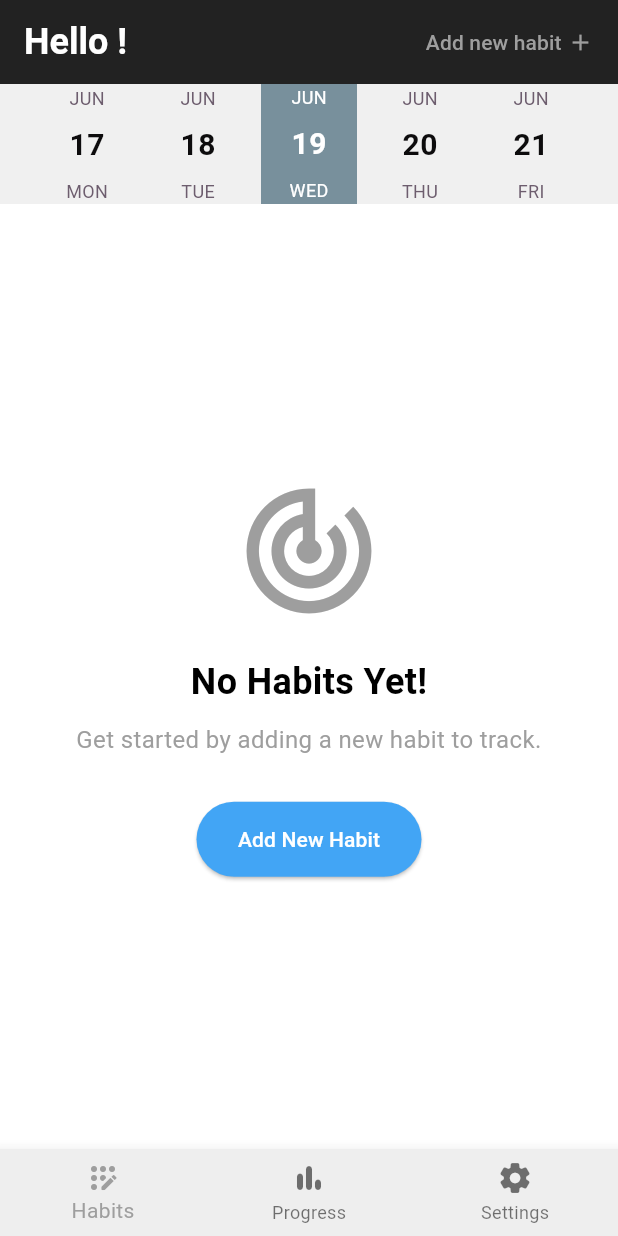
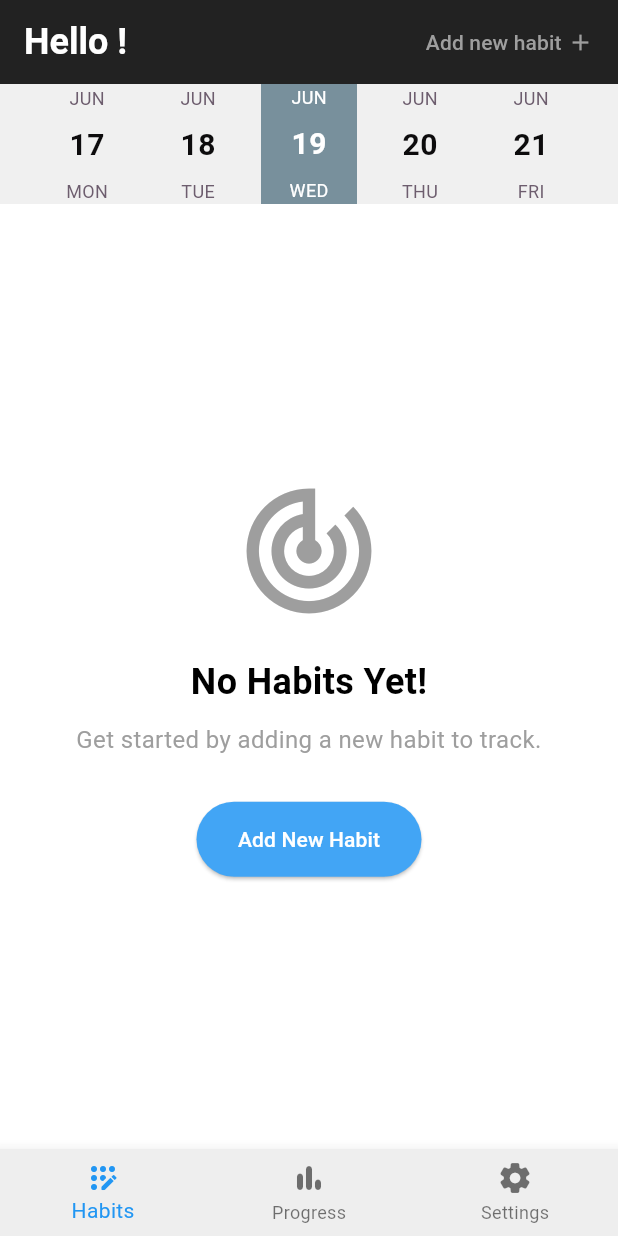
Before and after one commit to andresceron/habituo, a Flutter app: the screen it shows once a user with an empty profile is signed in, on a phone screen of 412 x 824 dp. Run offline on Flutter 3.47's test engine with Material 3 defaults, Android fonts, the phone set to English and light mode, and no system bars; drawn by our look-alikes of easy_date_timeline; our stand-ins replace cloud_firestore, firebase_auth, firebase_core, flutter_heatmap_calendar, flutter_slidable, fluttertoast; accounts and stored records are empty.

Commit message:
add blue color for bottom navigation bar when active

```diff
--- a/lib/pages/home_page.dart
+++ b/lib/pages/home_page.dart
@@ -120,6 +120,7 @@ class _HomePageState extends State<HomePage> {
       bottomNavigationBar: BottomNavigationBar(
         currentIndex: _currentIndex,
         onTap: _onItemTapped,
+        selectedItemColor: Colors.blue,
         backgroundColor: Theme.of(context).colorScheme.secondary,
         items: const [
           BottomNavigationBarItem(
```
